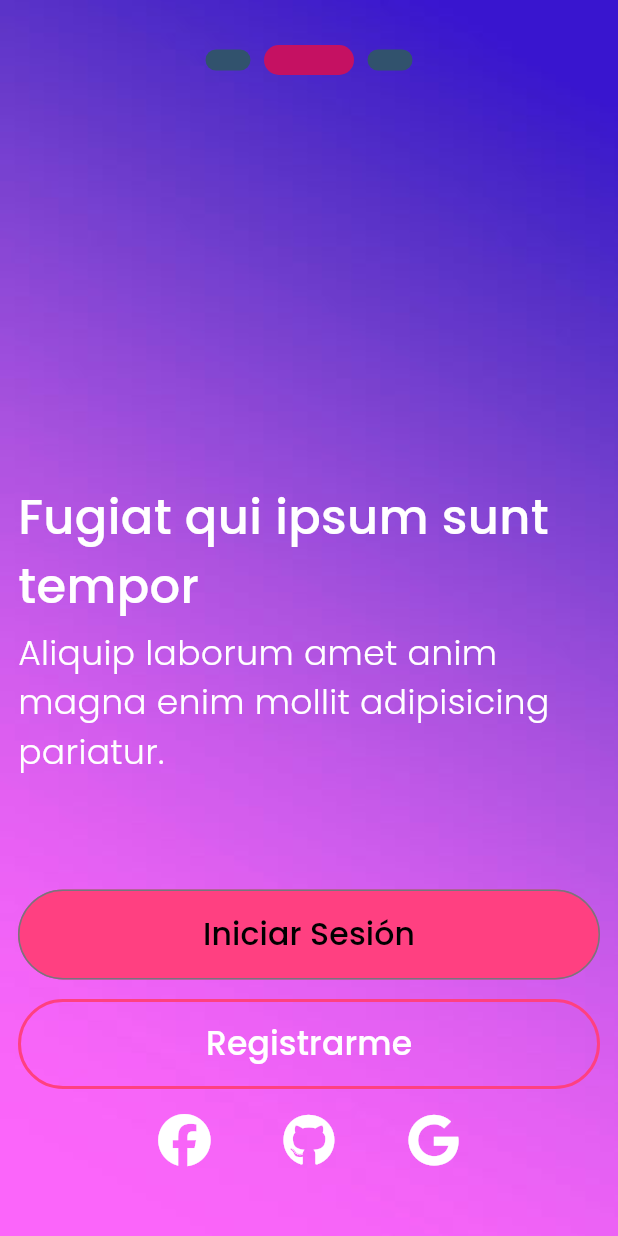
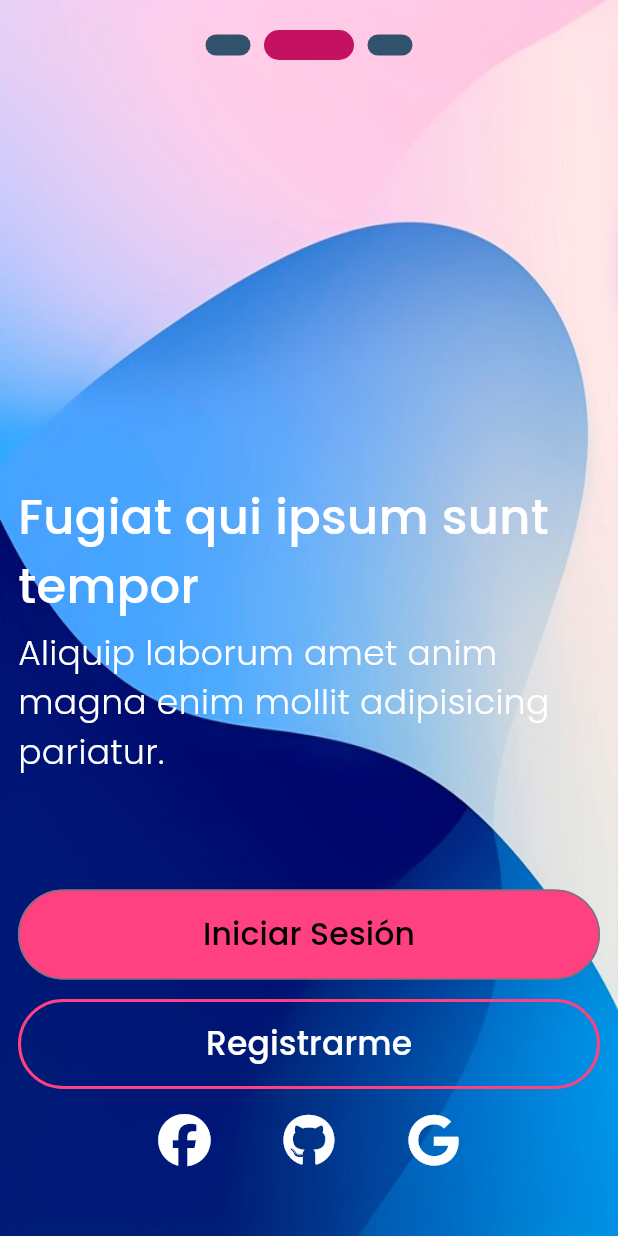
Before and after one commit to johamguilarte/takeaway_app, a Flutter app: the screen it shows after launch, swiped to page 2, on a phone screen of 412 x 824 dp. Run offline on Flutter 3.47's test engine with Material 3 defaults, Android fonts, the phone set to English and light mode, and no system bars; drawn by our look-alikes of animated_text_kit, smooth_page_indicator; our stand-ins replace awesome_snackbar_content, font_awesome_flutter, pinput, shared_preferences; missing offline and left inert: mobile_scanner.

Commit message:
#0 add safeArea en splashWidgets

```diff
--- a/lib/ui/pages/welcome_pages/control_page.dart
+++ b/lib/ui/pages/welcome_pages/control_page.dart
@@ -1,8 +1,6 @@
 import 'package:flutter/material.dart';
 import 'package:smooth_page_indicator/smooth_page_indicator.dart';
-import 'package:takeaway_app/ui/pages/welcome_pages/widgets/benefit_widget.dart';
-import 'package:takeaway_app/ui/pages/welcome_pages/widgets/business_widget.dart';
-import 'package:takeaway_app/ui/pages/welcome_pages/widgets/welcome_widget.dart';
+import 'package:takeaway_app/ui/widgets/widgets.dart';
 
 class ControlPages extends StatelessWidget {
   const ControlPages({super.key});
@@ -18,18 +16,16 @@ class ControlPages extends StatelessWidget {
     ];
 
     return Scaffold(
-        body: SingleChildScrollView(
-      child: Stack(
+        body: Stack(
           children: [
             _ContentPages(controller: controller, pages: pages),
             Center(
               child: Column(children: [
-              const SizedBox(height: 30),
-              _IndicatorBar(controller: controller, pages: pages),
+                const SizedBox(height: 20),
+                SafeArea(child: SizedBox(child: _IndicatorBar(controller: controller, pages: pages))),
               ]),
             ),
           ],
-      ),
         ));
   }
 }
--- a/lib/ui/pages/welcome_pages/widgets/business_widget.dart
+++ b/lib/ui/pages/welcome_pages/widgets/business_widget.dart
@@ -12,7 +12,7 @@ class BusinessWidget extends StatelessWidget {
         body: Stack(
       children: [
         CustomBackgroundWidget(
-            assetsImage: 'assets/images/background4.jpg',
+            assetsImage: 'assets/images/background2.jpg',
             child: Padding(
               padding: const EdgeInsets.symmetric(horizontal: 12.0),
               child: Column(
--- a/lib/ui/widgets/widgets.dart
+++ b/lib/ui/widgets/widgets.dart
@@ -12,3 +12,6 @@ export 'package:takeaway_app/ui/widgets/background.dart';
 
 // v2
 export 'package:takeaway_app/ui/widgets/custom_background_widget.dart';
+export 'package:takeaway_app/ui/pages/welcome_pages/widgets/benefit_widget.dart';
+export 'package:takeaway_app/ui/pages/welcome_pages/widgets/business_widget.dart';
+export 'package:takeaway_app/ui/pages/welcome_pages/widgets/welcome_widget.dart';
```
Lines whose indentation alone changed are shown as unchanged.
